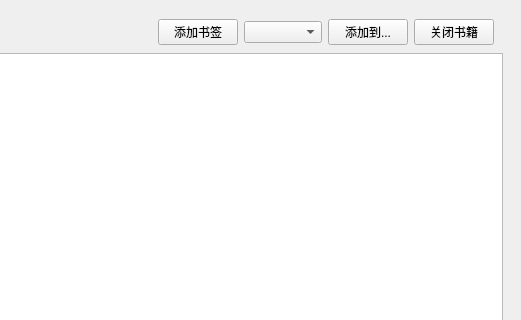
Qt form reader.ui (Nana7mi-swjtu/Reader) before a commit; both pictures show x 503 to 1024 and y 0 to 320 of the 1024 by 768 pixel window.
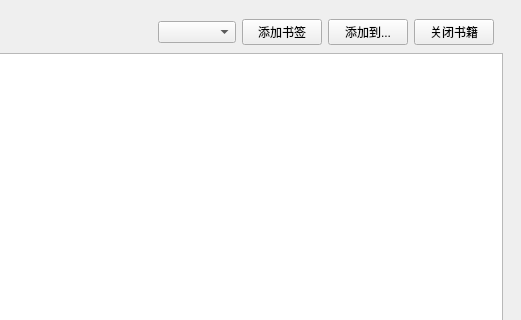
The same form after that commit. Icons and pictures are not drawn.

Commit message: 增加上一章下一章按钮

The edit to the form file:
```diff
--- a/reader.ui
+++ b/reader.ui
@@ -541,13 +541,6 @@
              </property>
             </spacer>
            </item>
-           <item>
-            <widget class="QPushButton" name="bookmarkButton">
-             <property name="text">
-              <string>添加书签</string>
-             </property>
-            </widget>
-           </item>
            <item>
             <widget class="QComboBox" name="bookmarkComboBox">
              <property name="placeholderText">
@@ -555,6 +548,13 @@
              </property>
             </widget>
            </item>
+           <item>
+            <widget class="QPushButton" name="bookmarkButton">
+             <property name="text">
+              <string>添加书签</string>
+             </property>
+            </widget>
+           </item>
            <item>
             <widget class="QPushButton" name="addToButton">
              <property name="text">
```
Left out of the diff: 4 changed lines with no effect on the pictures.
